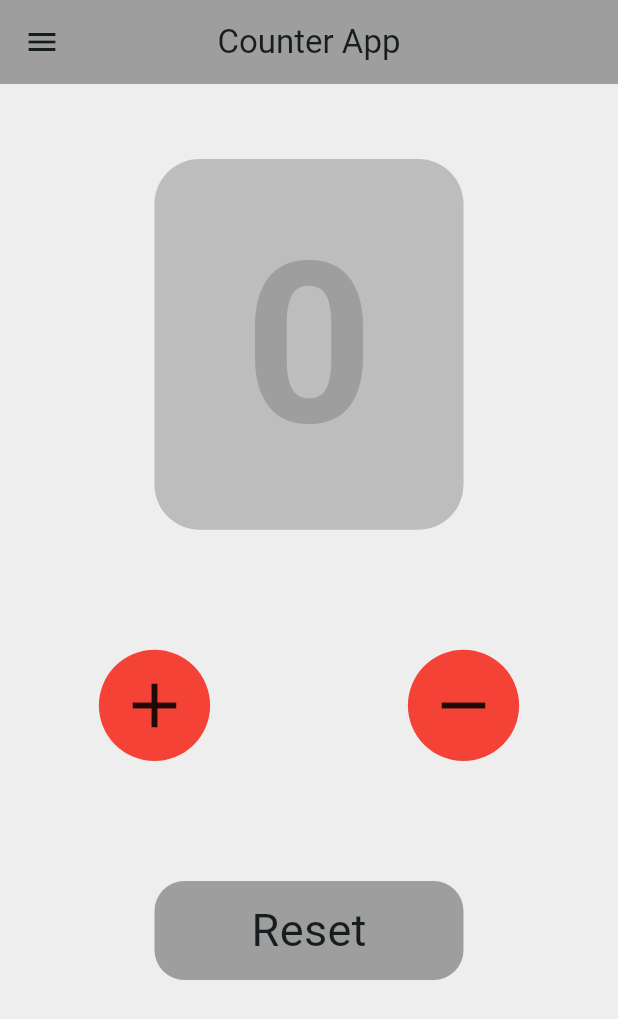
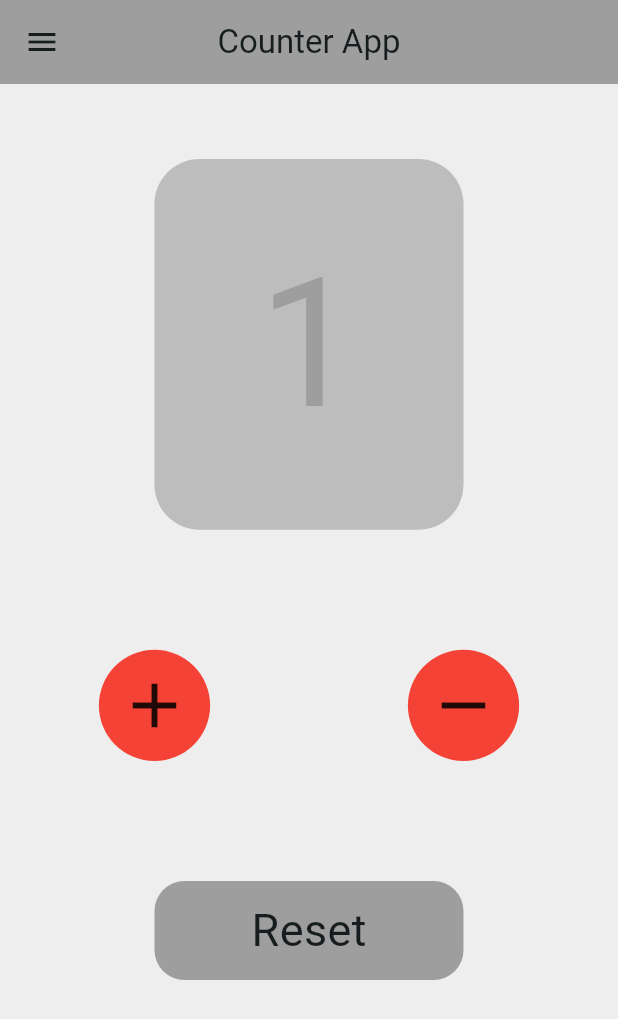
Before and after one commit to Ratndeep1999/counter_application, a Flutter app: the screen it shows after launch, after a tap on the "add" icon, on a phone screen of 412 x 824 dp. Shown: the top 1019 px of the screen. Run offline on Flutter 3.47's test engine with Material 3 defaults, Android fonts, the phone set to English and light mode, and no system bars.

Commit message:
counter_app_page.dart : AppBar(icon, title, bg color) added, SafeArea() added, Container(decoration, text) added, both button plus and minus add using container(icon.add, inkWell)-container(icon.remove)

```diff
--- a/lib/counter_app_page.dart
+++ b/lib/counter_app_page.dart
@@ -45,8 +45,8 @@ class _CounterAppPageState extends State<CounterAppPage> {
                   "$result",    // result value
                   style: TextStyle(
                     color: Colors.grey,
-                    fontSize: 150,
-                    fontWeight: FontWeight.w600,
+                    fontSize: 120,
+                    fontWeight: FontWeight.w400,
                   ),
                 ),
               ),
@@ -63,6 +63,11 @@ class _CounterAppPageState extends State<CounterAppPage> {
                 InkWell(
                   onTap: (){
 
+                    // it increase result by 1
+                    result = result + 1 ;
+                    setState(() {
+                      // result++ ;
+                    });
                   },
                   child: Container(
                     height: MediaQuery.of(context).size.height * 0.09,
@@ -76,7 +81,16 @@ class _CounterAppPageState extends State<CounterAppPage> {
                 ),
 
                 // minus button
-                Container(
+                InkWell(
+                  onTap: () {
+
+                    // it decrease result by 1
+                    result = result - 1 ;
+                    setState(() {
+                      // result-- ;
+                    });
+                  },
+                  child: Container(
                     height: MediaQuery.of(context).size.height * 0.09,
                     width: MediaQuery.of(context).size.height * 0.09,
                     decoration: BoxDecoration(
@@ -84,6 +98,7 @@ class _CounterAppPageState extends State<CounterAppPage> {
                       color: Colors.red,
                     ),
                     child: Icon(Icons.remove, size: 50),
+                  ),
                 ),
 
               ],
```
Lines whose indentation alone changed are shown as unchanged.
